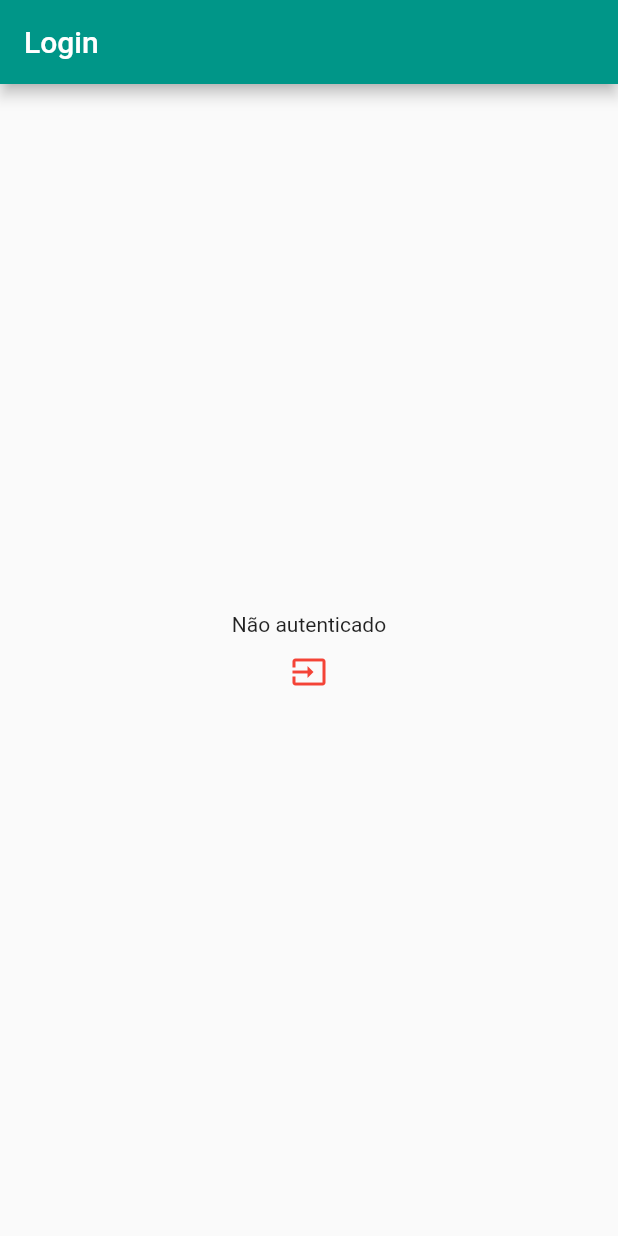
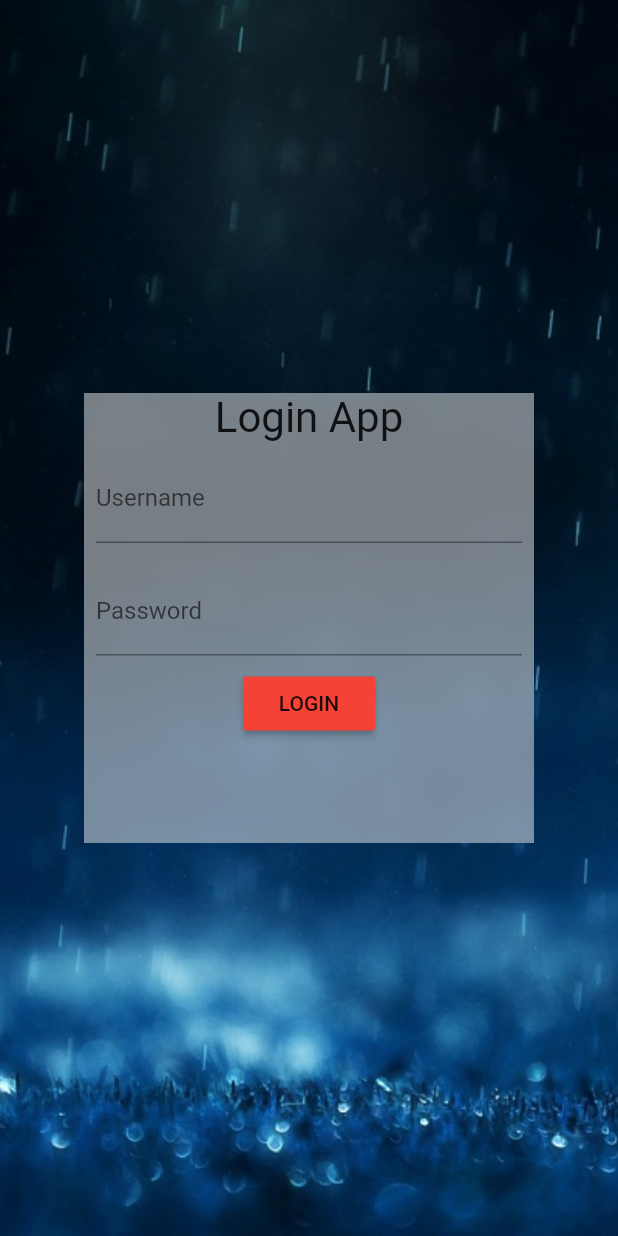
Before and after one commit to muniz95/gameware-dart, a Flutter app: the screen it shows after launch, on a phone screen of 412 x 824 dp. Run offline on Flutter 3.47's test engine with Material 2 defaults, Android fonts, the phone set to English and light mode, and no system bars; our stand-ins replace sqflite; accounts and stored records are empty.

Commit message:
Exemplo funcional com login

```diff
--- /dev/null
+++ b/lib/auth.dart
@@ -0,0 +1,44 @@
+import 'package:gameware/data/DBHelper.dart';
+
+enum AuthState{ LOGGED_IN, LOGGED_OUT }
+
+abstract class AuthStateListener {
+  void onAuthStateChanged(AuthState state);
+}
+
+// A naive implementation of Observer/Subscriber Pattern. Will do for now.
+class AuthStateProvider {
+  static final AuthStateProvider _instance = new AuthStateProvider.internal();
+
+  List<AuthStateListener> _subscribers;
+
+  factory AuthStateProvider() => _instance;
+  AuthStateProvider.internal() {
+    _subscribers = new List<AuthStateListener>();
+    initState();
+  }
+
+  void initState() async {
+    var db = new DatabaseHelper();
+    var isLoggedIn = await db.isLoggedIn();
+    if(isLoggedIn)
+      notify(AuthState.LOGGED_IN);
+    else
+      notify(AuthState.LOGGED_OUT);
+  }
+
+  void subscribe(AuthStateListener listener) {
+    _subscribers.add(listener);
+  }
+
+  void dispose(AuthStateListener listener) {
+    for(var l in _subscribers) {
+      if(l == listener)
+         _subscribers.remove(l);
+    }
+  }
+
+  void notify(AuthState state) {
+    _subscribers.forEach((AuthStateListener s) => s.onAuthStateChanged(state));
+  }
+}
--- a/lib/data/DBHelper.dart
+++ b/lib/data/DBHelper.dart
@@ -28,7 +28,6 @@ class DatabaseHelper {
     return theDb;
   }
 
-
   void _onCreate(Database db, int version) async {
     // When creating the db, create the table
     await db.execute(
--- a/lib/models/User.dart
+++ b/lib/models/User.dart
@@ -12,7 +12,7 @@ class User {
   String get password => _password;
 
   Map<String, dynamic> toMap() {
-    var map = new Map<String, dynamic>();
+    Map<String, dynamic> map = new Map<String, dynamic>();
     map["username"] = _username;
     map["password"] = _password;
 
--- a/lib/routes.dart
+++ b/lib/routes.dart
@@ -1,7 +1,9 @@
 import 'package:flutter/material.dart';
-import 'package:gameware/view/Login.dart';
+import 'package:gameware/views/login/LoginView.dart';
+import 'package:gameware/views/home/HomeView.dart';
 
 final routes = {
   '/login': (BuildContext ctx) => new LoginView(),
+  '/home': (BuildContext ctx) => new HomeView(),
   '/': (BuildContext ctx) => new LoginView(),
 };
--- a/lib/view/Login.dart
+++ /dev/null
@@ -1,35 +0,0 @@
-import 'package:flutter/material.dart';
-
-class LoginView extends StatefulWidget {
-  @override
-  State<StatefulWidget> createState() => new _LoginViewState();
-}
-
-class _LoginViewState extends State<LoginView> {
-  bool _logged = false;
-  @override
-  Widget build(BuildContext context) {
-    return new Scaffold(
-      appBar: new AppBar(
-        backgroundColor: Colors.teal,
-        title: new Text('Login'),
-      ),
-      body: new Center(
-        child: new Column(
-          mainAxisAlignment: MainAxisAlignment.center,
-          children: <Widget>[
-            new Text(this._logged ? 'Autenticado' : 'Não autenticado'),
-            new IconButton(
-              icon: new Icon(Icons.input),
-              color: Colors.red,
-              onPressed: () {
-                setState(() => this._logged = !this._logged);
-              },
-            )
-          ]
-        ),
-      ),
-    );
-  }
-
-}
--- /dev/null
+++ b/lib/views/login/LoginPresenter.dart
@@ -0,0 +1,20 @@
+import 'package:gameware/data/RestDatasource.dart';
+import 'package:gameware/models/User.dart';
+
+abstract class LoginContract {
+  void onLoginSuccess(User user);
+  void onLoginError(String errorTxt);
+}
+
+class LoginPresenter {
+  LoginContract _view;
+  RestDatasource api = new RestDatasource();
+  LoginPresenter(this._view);
+
+  doLogin(String username, String password) {
+    // api.login(username, password).then((User user) {
+    //   _view.onLoginSuccess(user);
+    // }).catchError((Exception error) => _view.onLoginError(error.toString()));
+    _view.onLoginSuccess(new User('username22', 'username22'));
+  }
+}
--- /dev/null
+++ b/lib/views/login/LoginView.dart
@@ -0,0 +1,142 @@
+import 'dart:ui';
+
+import 'package:flutter/material.dart';
+import 'package:gameware/data/DBHelper.dart';
+import 'package:gameware/models/User.dart';
+
+import '../../auth.dart';
+import 'LoginPresenter.dart';
+
+class LoginView extends StatefulWidget {
+  @override
+  State<StatefulWidget> createState() => new LoginViewState();
+}
+
+class LoginViewState extends State<LoginView>
+    implements LoginContract, AuthStateListener {
+  BuildContext _ctx;
+
+  bool _isLoading = false;
+  final formKey = new GlobalKey<FormState>();
+  final scaffoldKey = new GlobalKey<ScaffoldState>();
+  String _username, _password;
+
+  LoginPresenter _presenter;
+
+  LoginViewState() {
+    _presenter = new LoginPresenter(this);
+    var authStateProvider = new AuthStateProvider();
+    authStateProvider.subscribe(this);
+  }
+
+  void _submit() {
+    final form = formKey.currentState;
+
+    if (form.validate()) {
+      setState(() => _isLoading = true);
+      form.save();
+      _presenter.doLogin(_username, _password);
+    }
+  }
+
+  void _showSnackBar(String text) {
+    scaffoldKey.currentState
+        .showSnackBar(new SnackBar(content: new Text(text)));
+  }
+
+  @override
+  onAuthStateChanged(AuthState state) {
+
+    if(state == AuthState.LOGGED_IN)
+      Navigator.of(_ctx).pushReplacementNamed("/home");
+  }
+
+  @override
+  Widget build(BuildContext context) {
+    _ctx = context;
+    var loginBtn = new RaisedButton(
+      onPressed: _submit,
+      child: new Text("LOGIN"),
+      color: Colors.primaries[0],
+    );
+    var loginForm = new Column(
+      children: <Widget>[
+        new Text(
+          "Login App",
+          textScaleFactor: 2.0,
+        ),
+        new Form(
+          key: formKey,
+          child: new Column(
+            children: <Widget>[
+              new Padding(
+                padding: const EdgeInsets.all(8.0),
+                child: new TextFormField(
+                  onSaved: (val) => _username = val,
+                  validator: (val) {
+                    return val.length < 10
+                        ? "Username must have atleast 10 chars"
+                        : null;
+                  },
+                  decoration: new InputDecoration(labelText: "Username"),
+                ),
+              ),
+              new Padding(
+                padding: const EdgeInsets.all(8.0),
+                child: new TextFormField(
+                  obscureText: true,
+                  onSaved: (val) => _password = val,
+                  decoration: new InputDecoration(labelText: "Password"),
+                ),
+              ),
+            ],
+          ),
+        ),
+        _isLoading ? new CircularProgressIndicator() : loginBtn
+      ],
+      crossAxisAlignment: CrossAxisAlignment.center,
+    );
+
+    return new Scaffold(
+      appBar: null,
+      key: scaffoldKey,
+      body: new Container(
+        decoration: new BoxDecoration(
+          image: new DecorationImage(
+              image: new AssetImage("assets/login_background.jpg"),
+              fit: BoxFit.cover),
+        ),
+        child: new Center(
+          child: new ClipRect(
+            child: new BackdropFilter(
+              filter: new ImageFilter.blur(sigmaX: 10.0, sigmaY: 10.0),
+              child: new Container(
+                child: loginForm,
+                height: 300.0,
+                width: 300.0,
+                decoration: new BoxDecoration(
+                    color: Colors.grey.shade200.withOpacity(0.5)),
+              ),
+            ),
+          ),
+        ),
+      ),
+    );
+  }
+
+  @override
+  void onLoginError(String errorTxt) {
+    _showSnackBar(errorTxt);
+    setState(() => _isLoading = false);
+  }
+
+  @override
+  void onLoginSuccess(User user) async {
+    _showSnackBar(user.toString());
+    setState(() => _isLoading = false);
+    var db = new DatabaseHelper();
+    await db.saveUser(user);
+    var authStateProvider = new AuthStateProvider();
+    authStateProvider.notify(AuthState.LOGGED_IN);
+  }
+}
--- a/pubspec.yaml
+++ b/pubspec.yaml
@@ -11,6 +11,8 @@ dependencies:
   http: any
   sqflite: '^0.8.6'
   path_provider: any
+  redux: ^2.0.2
+  flutter_redux: ^0.3.2
 
 dev_dependencies:
   flutter_test:
@@ -58,3 +60,5 @@ flutter:
   #
   # For details regarding fonts from package dependencies,
   # see https://flutter.io/custom-fonts/#from-packages
+  assets:
+    - assets/login_background.jpg
```
Also changed, not shown: lib/views/home/HomeView.dart (added, +30 -0 lines), assets/login_background.jpg (added), pubspec.lock, 4 other files.
